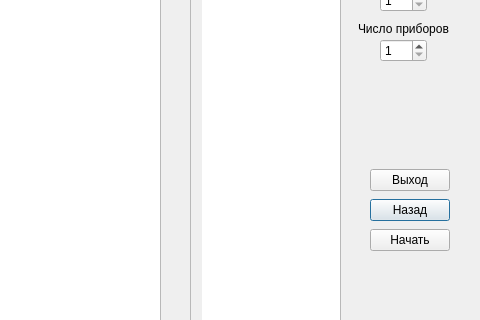
Old version of the form resulttable.ui in the repository rch9/QueueingSystem; both pictures show x 480 to 960 and y 101 to 421 of the 960 by 640 pixel window.
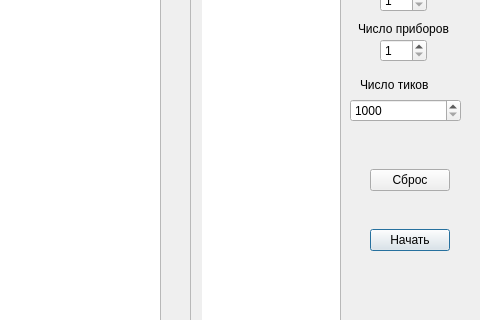
New version of the form.

```diff
--- a/resulttable.ui
+++ b/resulttable.ui
@@ -103,19 +103,6 @@
     <number>1</number>
    </property>
   </widget>
-  <widget class="QPushButton" name="backButton">
-   <property name="geometry">
-    <rect>
-     <x>850</x>
-     <y>300</y>
-     <width>80</width>
-     <height>22</height>
-    </rect>
-   </property>
-   <property name="text">
-    <string>Назад</string>
-   </property>
-  </widget>
   <widget class="QPushButton" name="startButton">
    <property name="geometry">
     <rect>
@@ -139,7 +126,7 @@
     </rect>
    </property>
    <property name="text">
-    <string>Выход</string>
+    <string>Сброс</string>
    </property>
   </widget>
   <widget class="QTableWidget" name="resultTable">
@@ -280,6 +267,38 @@
     <string>Приборы</string>
    </property>
   </widget>
+  <widget class="QSpinBox" name="tickSpinBox">
+   <property name="geometry">
+    <rect>
+     <x>830</x>
+     <y>200</y>
+     <width>111</width>
+     <height>23</height>
+    </rect>
+   </property>
+   <property name="minimum">
+    <number>1000</number>
+   </property>
+   <property name="maximum">
+    <number>1000000</number>
+   </property>
+   <property name="singleStep">
+    <number>5000</number>
+   </property>
+  </widget>
+  <widget class="QLabel" name="label_6">
+   <property name="geometry">
+    <rect>
+     <x>840</x>
+     <y>170</y>
+     <width>111</width>
+     <height>31</height>
+    </rect>
+   </property>
+   <property name="text">
+    <string>Число тиков</string>
+   </property>
+  </widget>
  </widget>
  <resources/>
  <connections/>
```
Left out of the diff: 2 changed lines with no effect on the pictures.
